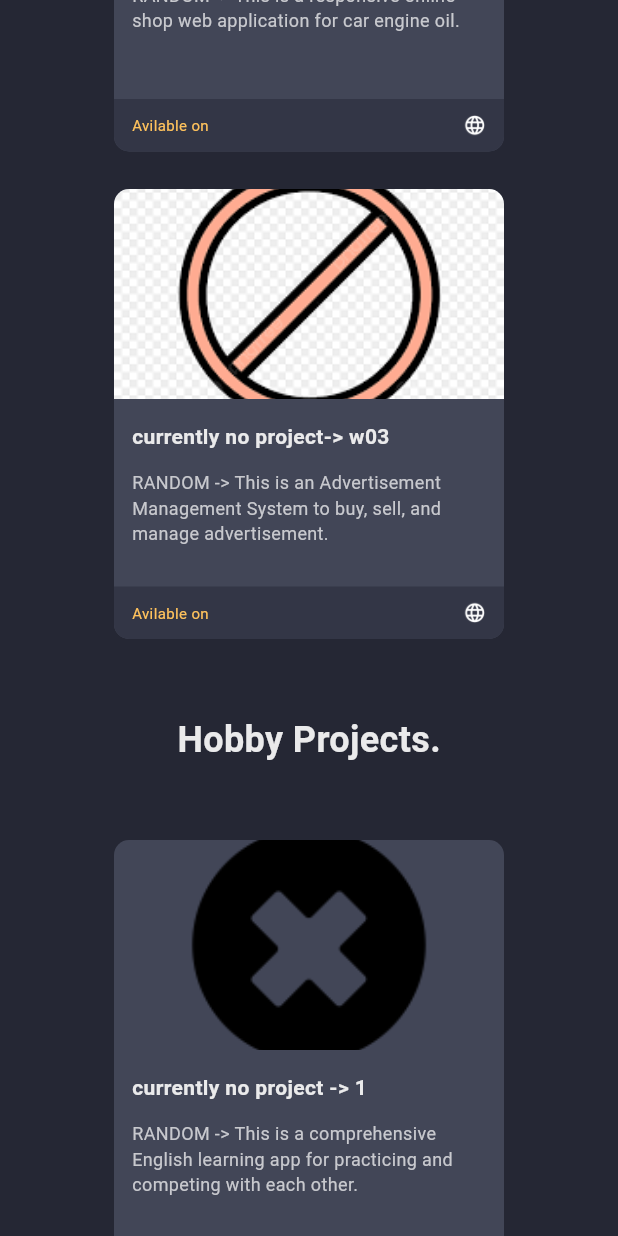
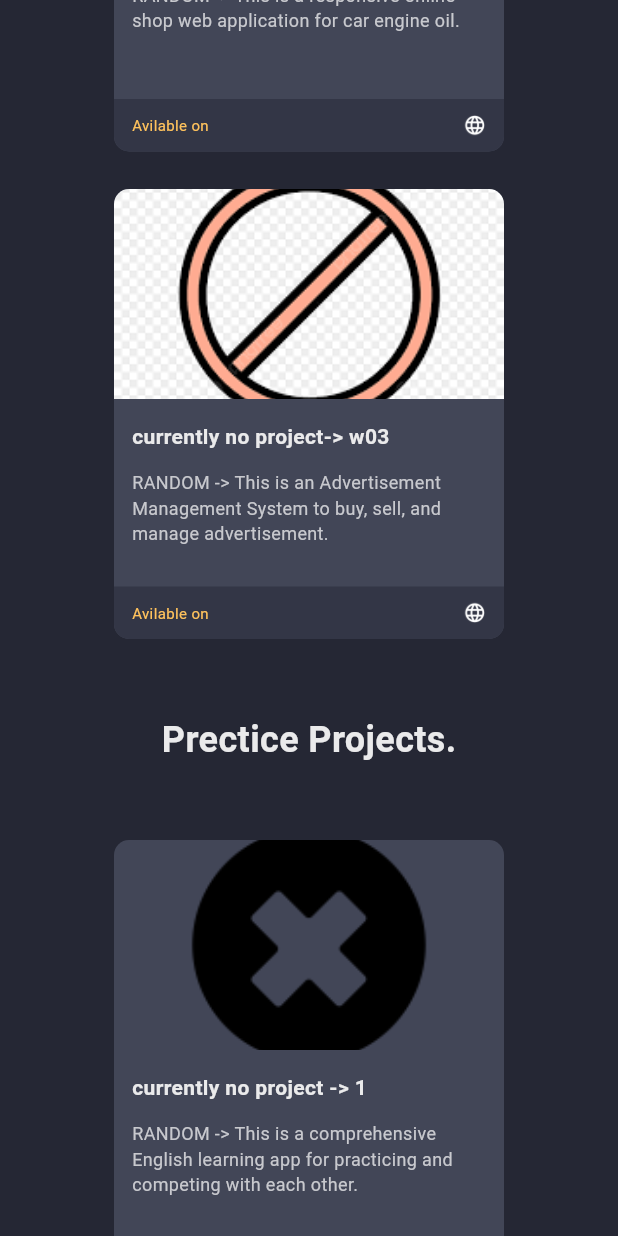
Before and after one commit to DURGAPADA80/my_portfolio, a Flutter app: the screen it shows after launch, scrolled down 2304 dp, on a phone screen of 412 x 824 dp. Run offline on Flutter 3.47's test engine with Material 3 defaults, Android fonts, the phone set to English and light mode, and no system bars; missing offline and left inert: dart:js.

Commit message:
Update portfolio content

```diff
--- a/lib/widgets/project_section.dart
+++ b/lib/widgets/project_section.dart
@@ -48,7 +48,7 @@ class ProjectSection extends StatelessWidget {
 
           // Hobby project title
           const Text(
-            "Hobby Projects.",
+            "Prectice Projects.",
             style: TextStyle(
               fontSize: 24,
               fontWeight: FontWeight.bold,
```
